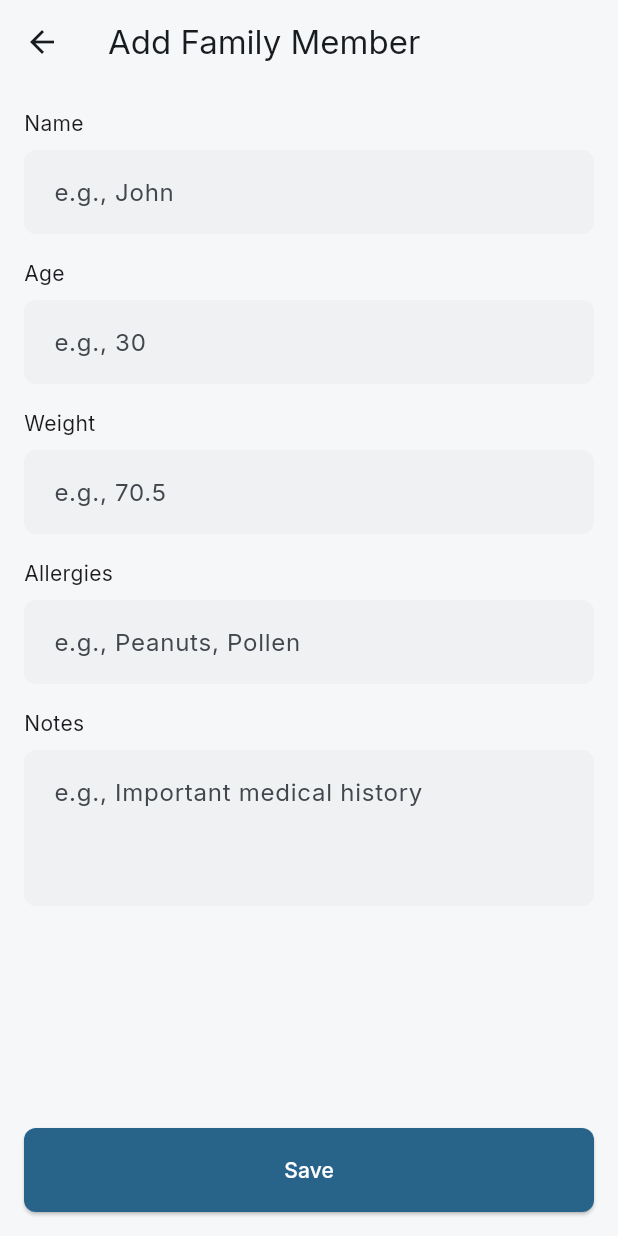
After one commit to tangly/kura, a Flutter app: the screen it shows after launch, item 2 of the bottom bar chosen, after a tap on the "add" icon, on a phone screen of 412 x 824 dp. The commit adds this screen. Run offline on Flutter 3.47's test engine with Material 3 defaults, Android fonts, the light colour scheme and no system bars; our stand-ins replace equatable, flutter_local_notifications, flutter_riverpod, google_fonts, hive, hive_flutter and 1 more; accounts and stored records are empty.

Commit message:
feat: add family member management
Adds a new screen to manage family members.

- Updates the `User` model to include age, weight, allergies, and notes.
- Updates the `UserService` to support adding, updating, and deleting users.
- Adds a new screen to list all family members.
- Adds a new screen to add or edit a family member.
- Updates the medication screen to use the new `userId` field.

```diff
--- a/lib/l10n/app_en.arb
+++ b/lib/l10n/app_en.arb
@@ -30,5 +30,17 @@
   "egHeadache": "e.g., Headache",
   "dosageCard": "Dosage: ",
   "expiredOn": "Expired on ",
-  "expiresOn": "Expires on "
+  "expiresOn": "Expires on ",
+  "addFamilyMember": "Add Family Member",
+  "editFamilyMember": "Edit Family Member",
+  "name": "Name",
+  "age": "Age",
+  "weight": "Weight",
+  "allergies": "Allergies",
+  "notes": "Notes",
+  "egJohn": "e.g., John",
+  "eg30": "e.g., 30",
+  "eg70_5": "e.g., 70.5",
+  "egPeanutsPollen": "e.g., Peanuts, Pollen",
+  "egImportantMedicalHistory": "e.g., Important medical history"
 }
--- a/lib/l10n/app_es.arb
+++ b/lib/l10n/app_es.arb
@@ -30,5 +30,17 @@
   "egHeadache": "p.ej., dolor de cabeza",
   "dosageCard": "Dosis: ",
   "expiredOn": "Caducado el ",
-  "expiresOn": "Expira el "
+  "expiresOn": "Expira el ",
+  "addFamilyMember": "Agregar miembro de la familia",
+  "editFamilyMember": "Editar miembro de la familia",
+  "name": "Nombre",
+  "age": "Edad",
+  "weight": "Peso",
+  "allergies": "Alergias",
+  "notes": "Notas",
+  "egJohn": "p.ej., Juan",
+  "eg30": "p.ej., 30",
+  "eg70_5": "p.ej., 70.5",
+  "egPeanutsPollen": "p.ej., Cacahuetes, polen",
+  "egImportantMedicalHistory": "p.ej., historial médico importante"
 }
--- a/lib/l10n/app_fr.arb
+++ b/lib/l10n/app_fr.arb
@@ -30,5 +30,17 @@
   "egHeadache": "par exemple, mal de tête",
   "dosageCard": "Dosage: ",
   "expiredOn": "Expiré le ",
-  "expiresOn": "Expire le "
+  "expiresOn": "Expire le ",
+  "addFamilyMember": "Ajouter un membre de la famille",
+  "editFamilyMember": "Modifier le membre de la famille",
+  "name": "Nom",
+  "age": "Âge",
+  "weight": "Poids",
+  "allergies": "Allergies",
+  "notes": "Remarques",
+  "egJohn": "par exemple, Jean",
+  "eg30": "par exemple, 30",
+  "eg70_5": "par exemple, 70.5",
+  "egPeanutsPollen": "par exemple, arachides, pollen",
+  "egImportantMedicalHistory": "par exemple, antécédents médicaux importants"
 }
--- a/lib/l10n/app_localizations.dart
+++ b/lib/l10n/app_localizations.dart
@@ -291,6 +291,78 @@ abstract class AppLocalizations {
   /// In en, this message translates to:
   /// **'Expires on '**
   String get expiresOn;
+
+  /// No description provided for @addFamilyMember.
+  ///
+  /// In en, this message translates to:
+  /// **'Add Family Member'**
+  String get addFamilyMember;
+
+  /// No description provided for @editFamilyMember.
+  ///
+  /// In en, this message translates to:
+  /// **'Edit Family Member'**
+  String get editFamilyMember;
+
+  /// No description provided for @name.
+  ///
+  /// In en, this message translates to:
+  /// **'Name'**
+  String get name;
+
+  /// No description provided for @age.
+  ///
+  /// In en, this message translates to:
+  /// **'Age'**
+  String get age;
+
+  /// No description provided for @weight.
+  ///
+  /// In en, this message translates to:
+  /// **'Weight'**
+  String get weight;
+
+  /// No description provided for @allergies.
+  ///
+  /// In en, this message translates to:
+  /// **'Allergies'**
+  String get allergies;
+
+  /// No description provided for @notes.
+  ///
+  /// In en, this message translates to:
+  /// **'Notes'**
+  String get notes;
+
+  /// No description provided for @egJohn.
+  ///
+  /// In en, this message translates to:
+  /// **'e.g., John'**
+  String get egJohn;
+
+  /// No description provided for @eg30.
+  ///
+  /// In en, this message translates to:
+  /// **'e.g., 30'**
+  String get eg30;
+
+  /// No description provided for @eg70_5.
+  ///
+  /// In en, this message translates to:
+  /// **'e.g., 70.5'**
+  String get eg70_5;
+
+  /// No description provided for @egPeanutsPollen.
+  ///
+  /// In en, this message translates to:
+  /// **'e.g., Peanuts, Pollen'**
+  String get egPeanutsPollen;
+
+  /// No description provided for @egImportantMedicalHistory.
+  ///
+  /// In en, this message translates to:
+  /// **'e.g., Important medical history'**
+  String get egImportantMedicalHistory;
 }
 
 class _AppLocalizationsDelegate
--- a/lib/l10n/app_localizations_en.dart
+++ b/lib/l10n/app_localizations_en.dart
@@ -104,4 +104,40 @@ class AppLocalizationsEn extends AppLocalizations {
 
   @override
   String get expiresOn => 'Expires on ';
+
+  @override
+  String get addFamilyMember => 'Add Family Member';
+
+  @override
+  String get editFamilyMember => 'Edit Family Member';
+
+  @override
+  String get name => 'Name';
+
+  @override
+  String get age => 'Age';
+
+  @override
+  String get weight => 'Weight';
+
+  @override
+  String get allergies => 'Allergies';
+
+  @override
+  String get notes => 'Notes';
+
+  @override
+  String get egJohn => 'e.g., John';
+
+  @override
+  String get eg30 => 'e.g., 30';
+
+  @override
+  String get eg70_5 => 'e.g., 70.5';
+
+  @override
+  String get egPeanutsPollen => 'e.g., Peanuts, Pollen';
+
+  @override
+  String get egImportantMedicalHistory => 'e.g., Important medical history';
 }
--- a/lib/src/models/medication.dart
+++ b/lib/src/models/medication.dart
@@ -1,6 +1,5 @@
 import 'package:equatable/equatable.dart';
 import 'package:hive/hive.dart';
-import 'package:kura/src/models/user.dart';
 
 part 'medication.g.dart';
 
@@ -15,7 +14,7 @@ class Medication extends Equatable {
   @HiveField(3)
   final DateTime expirationDate;
   @HiveField(4)
-  final User? user;
+  final int? userId;
   @HiveField(5)
   final String? reason;
 
@@ -24,7 +23,7 @@ class Medication extends Equatable {
     required this.name,
     this.dosage,
     required this.expirationDate,
-    this.user,
+    this.userId,
     this.reason,
   });
 
@@ -33,7 +32,7 @@ class Medication extends Equatable {
     String? name,
     String? dosage,
     DateTime? expirationDate,
-    User? user,
+    int? userId,
     String? reason,
   }) {
     return Medication(
@@ -41,11 +40,11 @@ class Medication extends Equatable {
       name: name ?? this.name,
       dosage: dosage ?? this.dosage,
       expirationDate: expirationDate ?? this.expirationDate,
-      user: user ?? this.user,
+      userId: userId ?? this.userId,
       reason: reason ?? this.reason,
     );
   }
 
   @override
-  List<Object?> get props => [id, name, dosage, expirationDate, user, reason];
+  List<Object?> get props => [id, name, dosage, expirationDate, userId, reason];
 }
--- a/lib/src/models/user.dart
+++ b/lib/src/models/user.dart
@@ -6,12 +6,55 @@ part 'user.g.dart';
 @HiveType(typeId: 1)
 class User extends Equatable {
   @HiveField(0)
-  final int id;
+  final int? id;
   @HiveField(1)
   final String name;
+  @HiveField(2)
+  final int? age;
+  @HiveField(3)
+  final double? weight;
+  @HiveField(4)
+  final String? allergies;
+  @HiveField(5)
+  final String? notes;
 
-  const User({required this.id, required this.name});
+  const User({
+    this.id,
+    required this.name,
+    this.age,
+    this.weight,
+    this.allergies,
+    this.notes,
+  });
+
+  User copyWith({
+    int? id,
+    String? name,
+    int? age,
+    double? weight,
+    String? allergies,
+    String? notes,
+  }) {
+    return User(
+      id: id ?? this.id,
+      name: name ?? this.name,
+      age: age ?? this.age,
+      weight: weight ?? this.weight,
+      allergies: allergies ?? this.allergies,
+      notes: notes ?? this.notes,
+    );
+  }
 
   @override
-  List<Object?> get props => [id, name];
+  bool operator ==(Object other) =>
+      identical(this, other) ||
+      other is User &&
+          runtimeType == other.runtimeType &&
+          id == other.id;
+
+  @override
+  int get hashCode => id.hashCode;
+
+  @override
+  List<Object?> get props => [id, name, age, weight, allergies, notes];
 }
--- a/lib/src/providers.dart
+++ b/lib/src/providers.dart
@@ -52,7 +52,7 @@ final medicationListProvider = FutureProvider<List<Medication>>((ref) async {
         return medications;
       } else {
         return medications
-            .where((medication) => medication.user?.id == selectedUser.id)
+            .where((medication) => medication.userId == selectedUser.id)
             .toList();
       }
     case MedicationFilter.expired:
--- a/lib/src/services/user_service.dart
+++ b/lib/src/services/user_service.dart
@@ -3,6 +3,7 @@ import 'package:kura/src/models/user.dart';
 abstract class UserService {
   Future<void> init();
   Future<List<User>> getUsers();
-  Future<void> saveUser(User user);
-  Future<void> deleteUser(int userId);
+  Future<User> addUser(User user);
+  Future<void> updateUser(User user);
+  Future<void> deleteUser(int? userId);
 }
--- /dev/null
+++ b/lib/src/views/add_edit_family_member_screen.dart
@@ -0,0 +1,198 @@
+import 'package:flutter/material.dart';
+import 'package:flutter_riverpod/flutter_riverpod.dart';
+import 'package:kura/l10n/app_localizations.dart';
+import 'package:kura/src/models/user.dart';
+import 'package:kura/src/providers.dart';
+
+class AddEditFamilyMemberScreen extends ConsumerStatefulWidget {
+  final User? user;
+
+  const AddEditFamilyMemberScreen({super.key, this.user});
+
+  @override
+  ConsumerState<AddEditFamilyMemberScreen> createState() =>
+      _AddEditFamilyMemberScreenState();
+}
+
+class _AddEditFamilyMemberScreenState
+    extends ConsumerState<AddEditFamilyMemberScreen> {
+  final _formKey = GlobalKey<FormState>();
+  late final TextEditingController _nameController;
+  late final TextEditingController _ageController;
+  late final TextEditingController _weightController;
+  late final TextEditingController _allergiesController;
+  late final TextEditingController _notesController;
+  User? _user;
+
+  @override
+  void initState() {
+    super.initState();
+    _user = widget.user;
+    _nameController = TextEditingController(text: _user?.name);
+    _ageController = TextEditingController(text: _user?.age?.toString());
+    _weightController = TextEditingController(text: _user?.weight?.toString());
+    _allergiesController = TextEditingController(text: _user?.allergies);
+    _notesController = TextEditingController(text: _user?.notes);
+  }
+
+  @override
+  void dispose() {
+    _nameController.dispose();
+    _ageController.dispose();
+    _weightController.dispose();
+    _allergiesController.dispose();
+    _notesController.dispose();
+    super.dispose();
+  }
+
+  void _saveUser() async {
+    if (_formKey.currentState!.validate()) {
+      final userService = ref.read(userServiceProvider);
+      final user = User(
+        name: _nameController.text,
+        age: int.tryParse(_ageController.text),
+        weight: double.tryParse(_weightController.text),
+        allergies: _allergiesController.text,
+        notes: _notesController.text,
+      );
+      if (_user == null) {
+        await userService.addUser(user);
+      } else {
+        final newUser = user.copyWith(id: _user!.id);
+        await userService.updateUser(newUser);
+      }
+
+      final _ = await ref.refresh(userListProvider.future);
+      if (mounted) {
+        Navigator.of(context).pop();
+      }
+    }
+  }
+
+  void _deleteUser() async {
+    final l10n = AppLocalizations.of(context)!;
+    final confirmed = await showDialog<bool>(
+      context: context,
+      builder: (context) => AlertDialog(
+        title: Text(l10n.deleteMedication),
+        content: Text(l10n.areYouSureYouWantToDeleteThisMedication),
+        actions: [
+          TextButton(
+            onPressed: () => Navigator.of(context).pop(false),
+            child: Text(l10n.cancel),
+          ),
+          TextButton(
+            onPressed: () => Navigator.of(context).pop(true),
+            child: Text(l10n.delete),
+          ),
+        ],
+      ),
+    );
+
+    if (confirmed == true) {
+      final userService = ref.read(userServiceProvider);
+      await userService.deleteUser(_user!.id);
+      final _ = await ref.refresh(userListProvider.future);
+      if (mounted) {
+        Navigator.of(context).pop();
+      }
+    }
+  }
+
+  @override
+  Widget build(BuildContext context) {
+    final theme = Theme.of(context);
+    final l10n = AppLocalizations.of(context)!;
+    final inputDecoration = InputDecoration(
+      filled: true,
+      fillColor: theme.colorScheme.surfaceContainerHighest.withOpacity(0.3),
+      border: OutlineInputBorder(
+        borderRadius: BorderRadius.circular(8),
+        borderSide: BorderSide.none,
+      ),
+      contentPadding: const EdgeInsets.symmetric(horizontal: 16, vertical: 16),
+    );
+
+    return Scaffold(
+      appBar: AppBar(
+        title: Text(_user == null ? l10n.addFamilyMember : l10n.editFamilyMember),
+        actions: [
+          if (_user != null)
+            IconButton(
+              icon: const Icon(Icons.delete),
+              onPressed: _deleteUser,
+            ),
+        ],
+      ),
+      body: SingleChildScrollView(
+        padding: const EdgeInsets.all(16.0),
+        child: Form(
+          key: _formKey,
+          child: Column(
+            crossAxisAlignment: CrossAxisAlignment.start,
+            children: [
+              Text(l10n.name),
+              const SizedBox(height: 8),
+              TextFormField(
+                controller: _nameController,
+                decoration: inputDecoration.copyWith(hintText: l10n.egJohn),
+                validator: (value) {
+                  if (value == null || value.isEmpty) {
+                    return l10n.pleaseEnterAName;
+                  }
+                  return null;
+                },
+              ),
+              const SizedBox(height: 16),
+              Text(l10n.age),
+              const SizedBox(height: 8),
+              TextFormField(
+                controller: _ageController,
+                decoration: inputDecoration.copyWith(hintText: l10n.eg30),
+                keyboardType: TextInputType.number,
+              ),
+              const SizedBox(height: 16),
+              Text(l10n.weight),
+              const SizedBox(height: 8),
+              TextFormField(
+                controller: _weightController,
+                decoration: inputDecoration.copyWith(hintText: l10n.eg70_5),
+                keyboardType: TextInputType.number,
+              ),
+              const SizedBox(height: 16),
+              Text(l10n.allergies),
+              const SizedBox(height: 8),
+              TextFormField(
+                controller: _allergiesController,
+                decoration: inputDecoration.copyWith(hintText: l10n.egPeanutsPollen),
+              ),
+              const SizedBox(height: 16),
+              Text(l10n.notes),
+              const SizedBox(height: 8),
+              TextFormField(
+                controller: _notesController,
+                decoration: inputDecoration.copyWith(hintText: l10n.egImportantMedicalHistory),
+                maxLines: 3,
+              ),
+            ],
+          ),
+        ),
+      ),
+      bottomNavigationBar: Padding(
+        padding: const EdgeInsets.all(16.0),
+        child: ElevatedButton(
+          onPressed: _saveUser,
+          style: ElevatedButton.styleFrom(
+            backgroundColor: theme.colorScheme.primary,
+            foregroundColor: theme.colorScheme.onPrimary,
+            minimumSize: const Size(double.infinity, 56),
+            shape: RoundedRectangleBorder(
+              borderRadius: BorderRadius.circular(8),
+            ),
+          ),
+          child: Text(l10n.save),
+        ),
+      ),
+    );
+  }
+}
--- /dev/null
+++ b/lib/src/views/family_member_list_screen.dart
@@ -0,0 +1,55 @@
+import 'package:flutter/material.dart';
+import 'package:flutter_riverpod/flutter_riverpod.dart';
+import 'package:kura/l10n/app_localizations.dart';
+import 'package:kura/src/providers.dart';
+import 'package:kura/src/views/add_edit_family_member_screen.dart';
+
+class FamilyMemberListScreen extends ConsumerWidget {
+  const FamilyMemberListScreen({super.key});
+
+  @override
+  Widget build(BuildContext context, WidgetRef ref) {
+    final userList = ref.watch(userListProvider);
+    final l10n = AppLocalizations.of(context)!;
+
+    return Scaffold(
+      appBar: AppBar(
+        title: Text(l10n.familyBottomBar),
+        actions: [
+          IconButton(
+            icon: const Icon(Icons.add, size: 32),
+            onPressed: () {
+              Navigator.of(context).push(
+                MaterialPageRoute(
+                  builder: (context) => const AddEditFamilyMemberScreen(),
+                ),
+              );
+            },
+          ),
+        ],
+      ),
+      body: userList.when(
+        data: (users) {
+          return ListView.builder(
+            itemCount: users.length,
+            itemBuilder: (context, index) {
+              final user = users[index];
+              return ListTile(
+                title: Text(user.name),
+                onTap: () {
+                  Navigator.of(context).push(
+                    MaterialPageRoute(
+                      builder: (context) => AddEditFamilyMemberScreen(user: user),
+                    ),
+                  );
+                },
+              );
+            },
+          );
+        },
+        loading: () => const Center(child: CircularProgressIndicator()),
+        error: (error, stack) => Center(child: Text(l10n.couldNotLoadUsers)),
+      ),
+    );
+  }
+}
--- a/lib/src/views/medication_list_screen.dart
+++ b/lib/src/views/medication_list_screen.dart
@@ -4,6 +4,7 @@ import 'package:kura/l10n/app_localizations.dart';
 import 'package:kura/src/models/user.dart';
 import 'package:kura/src/providers.dart';
 import 'package:kura/src/views/add_edit_medication_screen.dart';
+import 'package:kura/src/views/family_member_list_screen.dart';
 import 'package:kura/src/widgets/medication_card.dart';
 
 class MedicationListScreen extends ConsumerWidget {
@@ -81,11 +82,9 @@ class MedicationListScreen extends ConsumerWidget {
                               child: Builder(
                                 builder: (context) {
                                   return ActionChip(
-                                    label: Flexible(
-                                      child: Text(
-                                        selectedUser?.name ?? l10n.user,
-                                        overflow: TextOverflow.ellipsis,
-                                      ),
+                                    label: Text(
+                                      selectedUser?.name ?? l10n.user,
+                                      overflow: TextOverflow.ellipsis,
                                     ),
                                     onPressed: () {
                                       final RenderBox button = context.findRenderObject() as RenderBox;
@@ -205,6 +204,15 @@ class MedicationListScreen extends ConsumerWidget {
         selectedItemColor: theme.colorScheme.primary,
         unselectedItemColor: Colors.grey,
         showUnselectedLabels: true,
+        onTap: (index) {
+          if (index == 1) {
+            Navigator.of(context).push(
+              MaterialPageRoute(
+                builder: (context) => const FamilyMemberListScreen(),
+              ),
+            );
+          }
+        },
       ),
     );
   }
```
Also changed, not shown: lib/l10n/app_localizations_es.dart (+36 -0 lines), lib/l10n/app_localizations_fr.dart (+37 -0 lines), lib/src/services/user_service_impl.dart (+10 -9 lines), lib/src/views/add_edit_medication_screen.dart (+22 -11 lines), lib/src/widgets/medication_card.dart (+23 -4 lines), lib/src/models/medication.g.dart, lib/src/models/user.g.dart, 1 other file.
